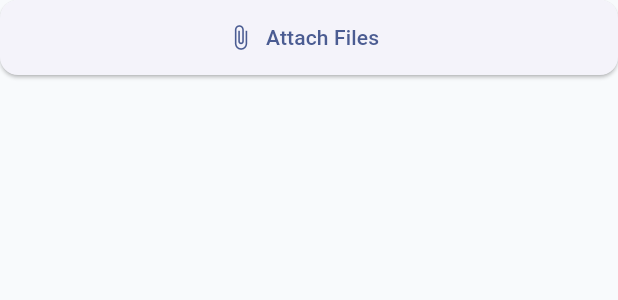
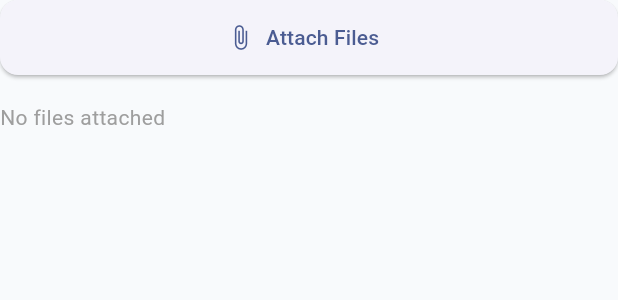
Before and after one commit to ShadhirFawz/studysphere, a Flutter app: the AttachmentPicker widget shown alone on an empty page, opened directly, after a tap on "Attach Files", on a phone screen of 412 x 824 dp. Shown: the top 300 px of the screen. Run offline on Flutter 3.47's test engine with Material 3 defaults, Android fonts, the phone set to English and light mode, and no system bars; our stand-ins replace cloud_firestore, dio, equatable, firebase_auth, firebase_core, flutter_riverpod and 1 more; missing offline and left inert: file_selector; accounts and stored records are empty; generated files the repository leaves out were written again.

Commit message:
fix: use file picker and made changes for previous code to use file picker methods

```diff
--- a/lib/features/assignments/presentation/widgets/attachment_picker.dart
+++ b/lib/features/assignments/presentation/widgets/attachment_picker.dart
@@ -1,7 +1,6 @@
 import 'dart:io';
-
-import 'package:file_picker/file_picker.dart';
 import 'package:flutter/material.dart';
+import 'package:file_selector/file_selector.dart';
 
 class AttachmentPicker extends StatefulWidget {
   final ValueChanged<List<File>> onChanged;
@@ -16,15 +15,54 @@ class _AttachmentPickerState extends State<AttachmentPicker> {
   List<File> files = [];
 
   Future<void> pickFiles() async {
-    final result = await FilePicker.pickFiles(allowMultiple: true);
+    try {
+      final typeGroup = XTypeGroup(
+        label: 'All Files',
+        extensions: [
+          'jpg', 'jpeg', 'png', 'gif', 'bmp', 'webp', // Images
+          'mp4', 'mov', 'avi', 'mkv', 'wmv', 'flv', // Videos
+          'pdf',
+          'doc',
+          'docx',
+          'txt',
+          'xls',
+          'xlsx',
+          'ppt',
+          'pptx', // Documents
+          'zip', 'rar', '7z', // Archives
+        ],
+        mimeTypes: [
+          'image/*',
+          'video/*',
+          'application/pdf',
+          'application/msword',
+          'application/vnd.openxmlformats-officedocument.wordprocessingml.document',
+          'text/plain',
+        ],
+      );
 
-    if (result == null) return;
+      final List<XFile> result = await openFiles(
+        acceptedTypeGroups: [typeGroup],
+      );
 
-    files = result.paths.whereType<String>().map(File.new).toList();
+      if (result.isEmpty) return;
 
+      final newFiles = result.map((xFile) => File(xFile.path)).toList();
+
+      setState(() {
+        files = newFiles;
         widget.onChanged(files);
-
-    setState(() {});
+      });
+    } catch (e) {
+      if (mounted) {
+        ScaffoldMessenger.of(context).showSnackBar(
+          SnackBar(
+            content: Text('Error picking files: ${e.toString()}'),
+            backgroundColor: Colors.red,
+          ),
+        );
+      }
+    }
   }
 
   @override
@@ -38,6 +76,15 @@ class _AttachmentPickerState extends State<AttachmentPicker> {
           label: const Text("Attach Files"),
         ),
         const SizedBox(height: 10),
+        if (files.isEmpty)
+          const Padding(
+            padding: EdgeInsets.symmetric(vertical: 8.0),
+            child: Text(
+              'No files attached',
+              style: TextStyle(color: Colors.grey),
+            ),
+          )
+        else
           ...files.map(
             (e) => ListTile(
               dense: true,
@@ -46,6 +93,16 @@ class _AttachmentPickerState extends State<AttachmentPicker> {
                 e.path.split('/').last,
                 overflow: TextOverflow.ellipsis,
               ),
+              trailing: IconButton(
+                icon: const Icon(Icons.close, size: 18),
+                onPressed: () {
+                  setState(() {
+                    files.remove(e);
+                    widget.onChanged(files);
+                  });
+                },
+                tooltip: 'Remove file',
+              ),
             ),
           ),
       ],
--- a/pubspec.yaml
+++ b/pubspec.yaml
@@ -53,8 +53,8 @@ dependencies:
   # Use with the CupertinoIcons class for iOS style icons.
   cupertino_icons: ^1.0.8
   equatable: ^2.0.8
-  file_picker: ^11.0.2
   dio: ^5.10.0
+  file_selector: ^1.1.0
 
 dev_dependencies:
   flutter_test:
```
Also changed, not shown: lib/features/assignments/presentation/screens/edit_assignment_screen.dart (+19 -16 lines), pubspec.lock, 5 other files. Lines whose indentation alone changed are shown as unchanged.
